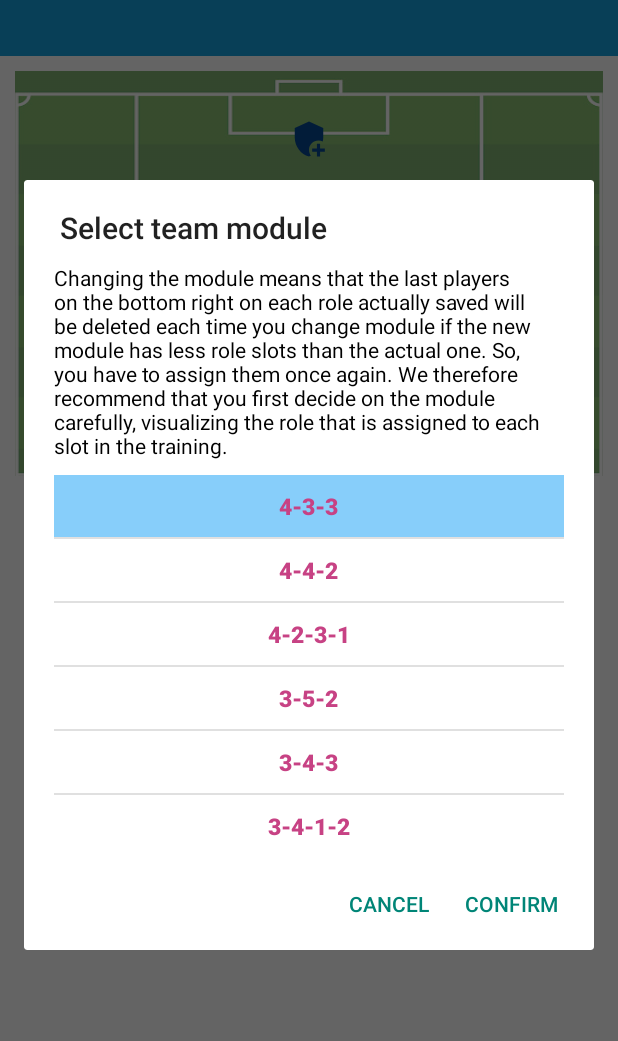
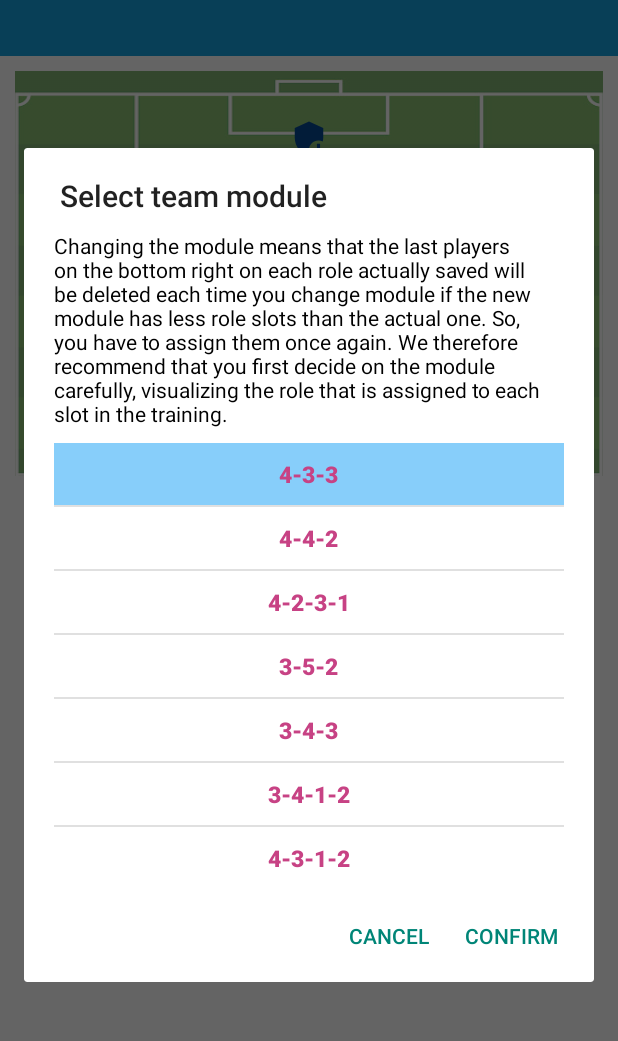
Before and after one commit to misterGas/CalcioFemminilePredictor, an Android app: the fragment PredictBest11 placed in its activity, after a tap on "4-3-3", on a phone screen of 412 x 824 dp, the part 53-1094 px from its top. Run offline under Robolectric (Android 15) with nearby library versions, the phone set to English and light mode, and no system bars; our stand-ins replace Firebase (no records; nobody signed in at launch, a user with empty details on screens opened directly); 6 statements that could not run were skipped.

Commit message:
First commit

```diff
--- a/app/src/main/java/com/embeddedproject/calciofemminileitaliano/PredictBest11.kt
+++ b/app/src/main/java/com/embeddedproject/calciofemminileitaliano/PredictBest11.kt
@@ -175,6 +175,7 @@ class PredictBest11 : Fragment() {
             val module352RelativeLayout = view.findViewById<RelativeLayout>(R.id.layout_352)
             val module343RelativeLayout = view.findViewById<RelativeLayout>(R.id.layout_343)
             val module3412RelativeLayout = view.findViewById<RelativeLayout>(R.id.layout_3412)
+            val module4312RelativeLayout = view.findViewById<RelativeLayout>(R.id.layout_4312)
 
             var moduleSelected : String
             var actualModule : String
@@ -202,6 +203,9 @@ class PredictBest11 : Fragment() {
                     "3-4-1-2" -> {
                         module3412RelativeLayout.visibility = VISIBLE
                     }
+                    "4-3-1-2" -> {
+                        module4312RelativeLayout.visibility = VISIBLE
+                    }
                 }
             }
             else {
@@ -220,6 +224,7 @@ class PredictBest11 : Fragment() {
             allModules.add("3-5-2")
             allModules.add("3-4-3")
             allModules.add("3-4-1-2")
+            allModules.add("4-3-1-2")
             val modulesAllocations = mutableMapOf<String, String>()
             modulesAllocations["4-3-3"] = "DDDD-MMM-FFF"
             modulesAllocations["4-4-2"] = "DDDD-MMMM-FF"
@@ -227,6 +232,7 @@ class PredictBest11 : Fragment() {
             modulesAllocations["3-5-2"] = "DDD-FMMMF-FF"
             modulesAllocations["3-4-3"] = "DDD-MMMM-FFF"
             modulesAllocations["3-4-1-2"] = "DDD-DMMD-F-FF"
+            modulesAllocations["4-3-1-2"] = "DDDD-MMM-F-FF"
             val allModulesLayout = mutableMapOf<String, RelativeLayout>()
             allModulesLayout["4-3-3"] = module433RelativeLayout
             allModulesLayout["4-4-2"] = module442RelativeLayout
@@ -234,6 +240,7 @@ class PredictBest11 : Fragment() {
             allModulesLayout["3-5-2"] = module352RelativeLayout
             allModulesLayout["3-4-3"] = module343RelativeLayout
             allModulesLayout["3-4-1-2"] = module3412RelativeLayout
+            allModulesLayout["4-3-1-2"] = module4312RelativeLayout
             val allModulesInclude = mutableMapOf<String, RelativeLayout>()
             allModulesInclude["4-3-3"] = view.findViewById(R.id.module_433)
             allModulesInclude["4-4-2"] = view.findViewById(R.id.module_442)
@@ -241,6 +248,7 @@ class PredictBest11 : Fragment() {
             allModulesInclude["3-5-2"] = view.findViewById(R.id.module_352)
             allModulesInclude["3-4-3"] = view.findViewById(R.id.module_343)
             allModulesInclude["3-4-1-2"] = view.findViewById(R.id.module_3412)
+            allModulesInclude["4-3-1-2"] = view.findViewById(R.id.module_4312)
             val allPlayersModule = mutableMapOf<String, Map<String, View>>()
             val module433 = findModuleViews("4-3-3", allModulesInclude)
             allPlayersModule["4-3-3"] = module433
@@ -254,6 +262,8 @@ class PredictBest11 : Fragment() {
             allPlayersModule["3-4-3"] = module343
             val module3412 = findModuleViews("3-4-1-2", allModulesInclude)
             allPlayersModule["3-4-1-2"] = module3412
+            val module4312 = findModuleViews("4-3-1-2", allModulesInclude)
+            allPlayersModule["4-3-1-2"] = module4312
             val modulesAdapter = SeasonsAdapter(view.context, R.layout.season_dialog, allModules, R.color.module_select)
 
             val selectRole = view.findViewById<TextView>(R.id.select_role)
@@ -679,6 +689,19 @@ class PredictBest11 : Fragment() {
                 modulePlayers["F2"] = allModulesInclude[module]!!.findViewById(R.id.forward2_3412)
                 modulePlayers["F3"] = allModulesInclude[module]!!.findViewById(R.id.forward3_3412)
             }
+            "4-3-1-2" -> {
+                modulePlayers["GK"] = allModulesInclude[module]!!.findViewById(R.id.goalkeeper_4312)
+                modulePlayers["D1"] = allModulesInclude[module]!!.findViewById(R.id.defender1_4312)
+                modulePlayers["D2"] = allModulesInclude[module]!!.findViewById(R.id.defender2_4312)
+                modulePlayers["D3"] = allModulesInclude[module]!!.findViewById(R.id.defender3_4312)
+                modulePlayers["D4"] = allModulesInclude[module]!!.findViewById(R.id.defender4_4312)
+                modulePlayers["M1"] = allModulesInclude[module]!!.findViewById(R.id.midfielder1_4312)
+                modulePlayers["M2"] = allModulesInclude[module]!!.findViewById(R.id.midfielder2_4312)
+                modulePlayers["M3"] = allModulesInclude[module]!!.findViewById(R.id.midfielder3_4312)
+                modulePlayers["F1"] = allModulesInclude[module]!!.findViewById(R.id.forward1_4312)
+                modulePlayers["F2"] = allModulesInclude[module]!!.findViewById(R.id.forward2_4312)
+                modulePlayers["F3"] = allModulesInclude[module]!!.findViewById(R.id.forward3_4312)
+            }
             else -> {
                 return emptyMap()
             }
--- a/app/src/main/res/layout-land/fragment_predict_best11.xml
+++ b/app/src/main/res/layout-land/fragment_predict_best11.xml
@@ -191,6 +191,18 @@
                 <include android:id="@+id/module_3412" layout="@layout/module_3412" />
 
             </RelativeLayout>
+
+            <RelativeLayout
+                android:id="@+id/layout_4312"
+                android:layout_width="match_parent"
+                android:layout_height="wrap_content"
+                android:layout_marginVertical="10sp"
+                android:layout_marginHorizontal="10sp"
+                android:visibility="gone">
+
+                <include android:id="@+id/module_4312" layout="@layout/module_4312" />
+
+            </RelativeLayout>
         </RelativeLayout>
     </ScrollView>
 
--- a/app/src/main/res/layout/fragment_predict_best11.xml
+++ b/app/src/main/res/layout/fragment_predict_best11.xml
@@ -188,6 +188,19 @@
     </RelativeLayout>
 
     <RelativeLayout
+        android:id="@+id/layout_4312"
+        android:layout_width="match_parent"
+        android:layout_height="wrap_content"
+        android:layout_marginVertical="10sp"
+        android:layout_marginHorizontal="10sp"
+        android:visibility="gone"
+        android:layout_below="@id/toolbar">
+
+        <include android:id="@+id/module_4312" layout="@layout/module_4312" />
+
+    </RelativeLayout>
+
+    <RelativeLayout
         android:layout_width="match_parent"
         android:layout_height="wrap_content"
         android:gravity="center"
```
Also changed, not shown: app/src/main/res/layout/module_4312.xml (added, +151 -0 lines).
